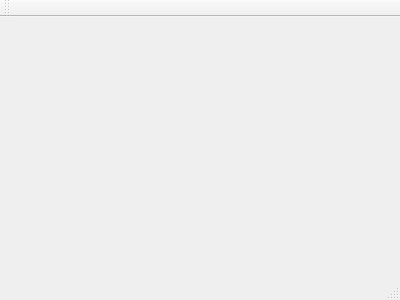
First picture: the form in mainwindow.ui, repository josuecm13/Factory, before the edit.
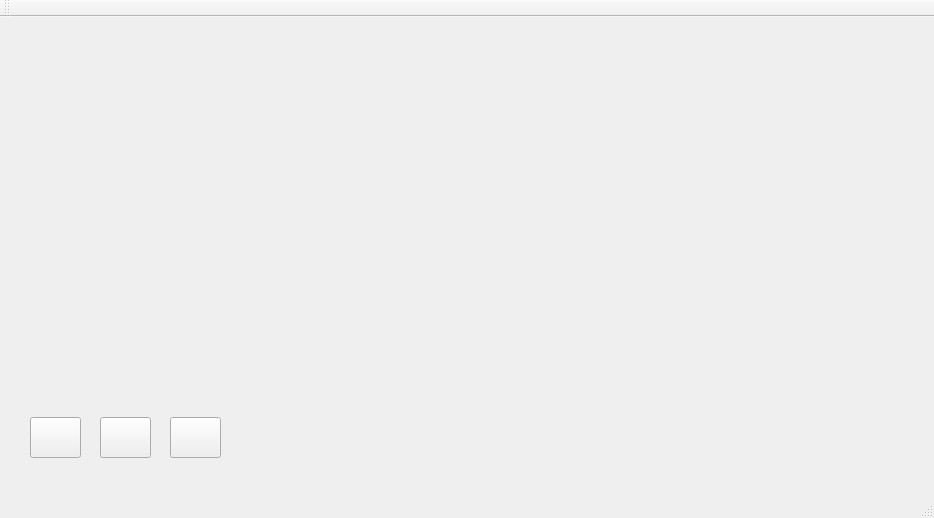
Second picture: the form after the edit.

```diff
--- a/mainwindow.ui
+++ b/mainwindow.ui
@@ -6,14 +6,63 @@
    <rect>
     <x>0</x>
     <y>0</y>
-    <width>400</width>
-    <height>300</height>
+    <width>934</width>
+    <height>518</height>
    </rect>
   </property>
   <property name="windowTitle">
    <string>MainWindow</string>
   </property>
-  <widget class="QWidget" name="centralWidget"/>
+  <widget class="QWidget" name="centralWidget">
+   <widget class="QPushButton" name="inicio">
+    <property name="enabled">
+     <bool>true</bool>
+    </property>
+    <property name="geometry">
+     <rect>
+      <x>30</x>
+      <y>400</y>
+      <width>51</width>
+      <height>41</height>
+     </rect>
+    </property>
+    <property name="cursor">
+     <cursorShape>OpenHandCursor</cursorShape>
+    </property>
+    <property name="text">
+     <string/>
+    </property>
+    <property name="flat">
+     <bool>false</bool>
+    </property>
+   </widget>
+   <widget class="QPushButton" name="pausa">
+    <property name="geometry">
+     <rect>
+      <x>100</x>
+      <y>400</y>
+      <width>51</width>
+      <height>41</height>
+     </rect>
+    </property>
+    <property name="text">
+     <string/>
+    </property>
+   </widget>
+   <widget class="QPushButton" name="reiniciar">
+    <property name="geometry">
+     <rect>
+      <x>170</x>
+      <y>400</y>
+      <width>51</width>
+      <height>41</height>
+     </rect>
+    </property>
+    <property name="text">
+     <string/>
+    </property>
+   </widget>
+  </widget>
   <widget class="QMenuBar" name="menuBar">
    <property name="geometry">
     <rect>
```
Left out of the diff: 7 changed lines with no effect on the pictures.
